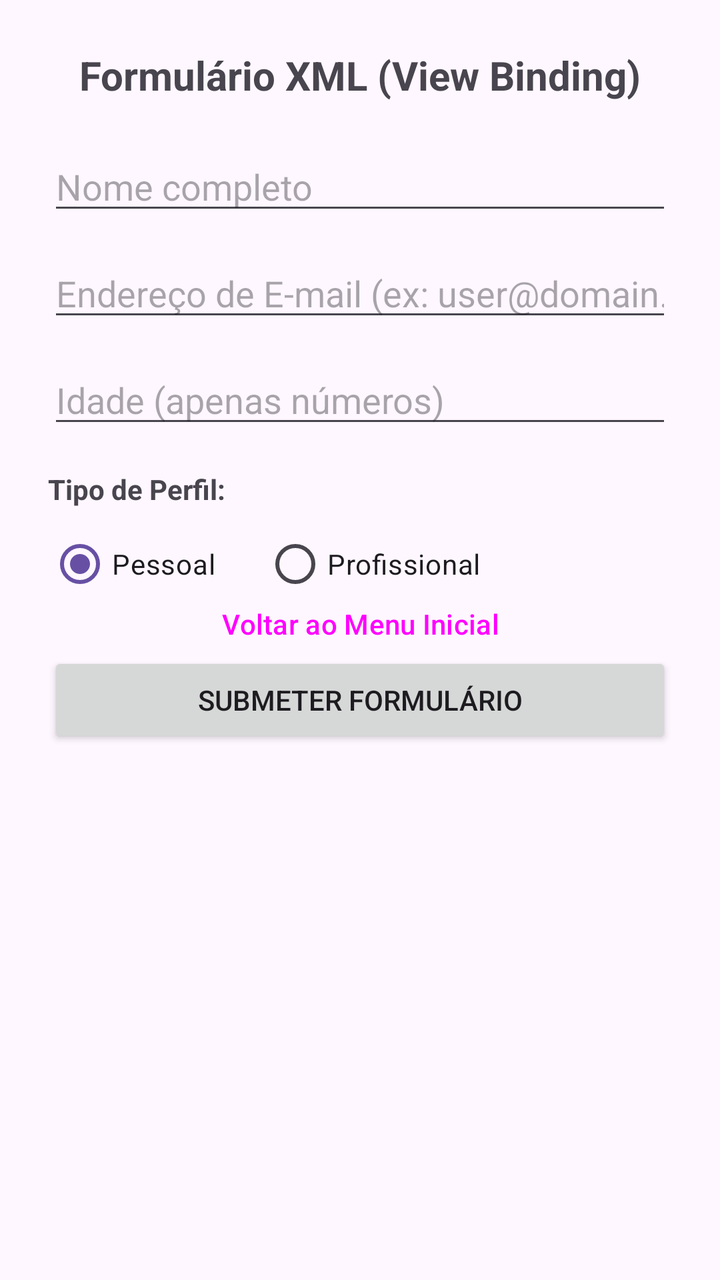
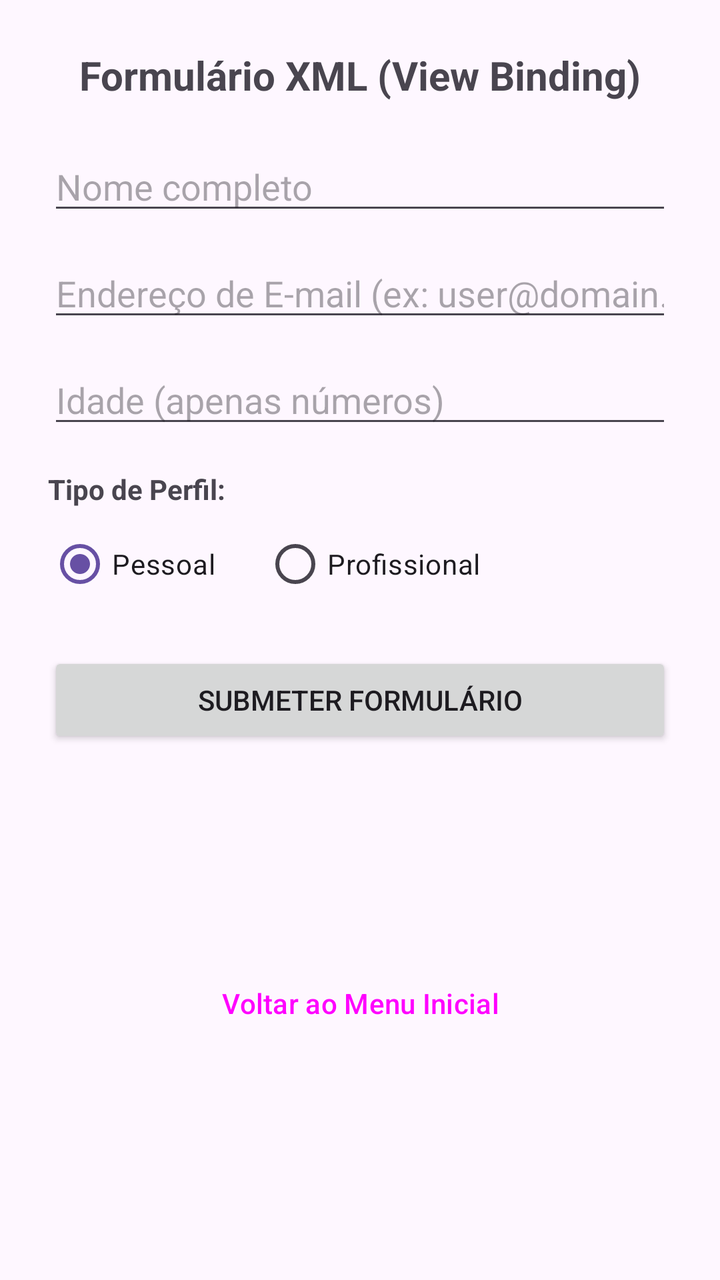

An Android layout rendered at two revisions. The XML below is the earlier revision; the diff shows what the commit changed to produce the second picture.
<!-- AndroidManifest.xml: application theme Theme.ApresentacaoPDM -->
<!-- res/layout/activity_xml_form.xml -->
<?xml version="1.0" encoding="utf-8"?>
<androidx.constraintlayout.widget.ConstraintLayout
    xmlns:android="http://schemas.android.com/apk/res/android"
    xmlns:app="http://schemas.android.com/apk/res-auto"
    xmlns:tools="http://schemas.android.com/tools"
    android:layout_width="match_parent"
    android:layout_height="match_parent"
    android:padding="24dp">

    
    <TextView
        android:id="@+id/tvTitle"
        android:layout_width="wrap_content"
        android:layout_height="wrap_content"
        android:text="Formulário XML (View Binding)"
        android:textSize="20sp"
        android:textStyle="bold"
        app:layout_constraintTop_toTopOf="parent"
        app:layout_constraintStart_toStartOf="parent"
        app:layout_constraintEnd_toEndOf="parent"/>

    
    <EditText
        android:id="@+id/etName"
        android:layout_width="0dp"
        android:layout_height="wrap_content"
        android:hint="Nome completo"
        android:inputType="textPersonName"
        android:layout_marginTop="20dp"
        app:layout_constraintTop_toBottomOf="@id/tvTitle"
        app:layout_constraintStart_toStartOf="parent"
        app:layout_constraintEnd_toEndOf="parent"/>

    
    <EditText
        android:id="@+id/etEmail"
        android:layout_width="0dp"
        android:layout_height="wrap_content"
        android:hint="Endereço de E-mail (ex: user@domain.com)"
        android:inputType="textEmailAddress"
        android:layout_marginTop="12dp"
        app:layout_constraintTop_toBottomOf="@id/etName"
        app:layout_constraintStart_toStartOf="parent"
        app:layout_constraintEnd_toEndOf="parent"/>

    
    <EditText
        android:id="@+id/etAge"
        android:layout_width="0dp"
        android:layout_height="wrap_content"
        android:hint="Idade (apenas números)"
        android:inputType="number"
        android:layout_marginTop="12dp"
        app:layout_constraintTop_toBottomOf="@id/etEmail"
        app:layout_constraintStart_toStartOf="parent"
        app:layout_constraintEnd_toEndOf="parent"/>

    
    <TextView
        android:id="@+id/tvProfileLabel"
        android:layout_width="wrap_content"
        android:layout_height="wrap_content"
        android:text="Tipo de Perfil:"
        android:textSize="14sp"
        android:textStyle="bold"
        android:layout_marginTop="16dp"
        app:layout_constraintTop_toBottomOf="@id/etAge"
        app:layout_constraintStart_toStartOf="parent"/>

    <RadioGroup
        android:id="@+id/rgAccountType"
        android:layout_width="0dp"
        android:layout_height="wrap_content"
        android:orientation="horizontal"
        android:layout_marginTop="4dp"
        app:layout_constraintTop_toBottomOf="@id/tvProfileLabel"
        app:layout_constraintStart_toStartOf="parent"
        app:layout_constraintEnd_toEndOf="parent">

        <RadioButton
            android:id="@+id/rbPersonal"
            android:layout_width="wrap_content"
            android:layout_height="wrap_content"
            android:text="Pessoal"
            android:checked="true"/>

        <RadioButton
            android:id="@+id/rbPro"
            android:layout_width="wrap_content"
            android:layout_height="wrap_content"
            android:text="Profissional"
            android:layout_marginStart="24dp"/>
    </RadioGroup>

    
    <Button
        android:id="@+id/btnSubmit"
        android:layout_width="0dp"
        android:layout_height="wrap_content"
        android:text="Submeter Formulário"
        android:layout_marginTop="20dp"
        app:layout_constraintTop_toBottomOf="@id/rgAccountType"
        app:layout_constraintStart_toStartOf="parent"
        app:layout_constraintEnd_toEndOf="parent"/>

    
    <TextView
        android:id="@+id/tvResult"
        android:layout_width="0dp"
        android:layout_height="wrap_content"
        android:layout_marginTop="16dp"
        android:textSize="15sp"
        app:layout_constraintTop_toBottomOf="@id/btnSubmit"
        app:layout_constraintStart_toStartOf="parent"
        app:layout_constraintEnd_toEndOf="parent"/>

    
    <Button
        android:id="@+id/btnBack"
        android:layout_width="0dp"
        android:layout_height="wrap_content"
        android:text="Voltar ao Menu Inicial"
        style="?attr/materialButtonOutlinedStyle"
        android:layout_marginBottom="16dp"
        app:layout_constraintBottom_toBottomOf="parent"
        app:layout_constraintEnd_toEndOf="parent"
        app:layout_constraintStart_toStartOf="parent"
        app:layout_constraintTop_toTopOf="parent"
         />

</androidx.constraintlayout.widget.ConstraintLayout>
<!-- resources referenced by this layout -->
<resources>
  <style name="Theme.ApresentacaoPDM" parent="Base.Theme.ApresentacaoPDM" />
  <style name="Base.Theme.ApresentacaoPDM" parent="Theme.Material3.DayNight.NoActionBar">
          
          
      </style>
</resources>

<!-- the commit's change to res/layout/activity_xml_form.xml (unified diff, before → after) -->
@@ -117,15 +117,16 @@
     
     <Button
         android:id="@+id/btnBack"
+        style="?attr/materialButtonOutlinedStyle"
         android:layout_width="0dp"
         android:layout_height="wrap_content"
+        android:layout_marginBottom="16dp"
         android:text="Voltar ao Menu Inicial"
-        style="?attr/materialButtonOutlinedStyle"
-        android:layout_marginBottom="16dp"
         app:layout_constraintBottom_toBottomOf="parent"
         app:layout_constraintEnd_toEndOf="parent"
+        app:layout_constraintHorizontal_bias="0.0"
         app:layout_constraintStart_toStartOf="parent"
         app:layout_constraintTop_toTopOf="parent"
-         />
+        app:layout_constraintVertical_bias="0.859" />
 
 </androidx.constraintlayout.widget.ConstraintLayout>
